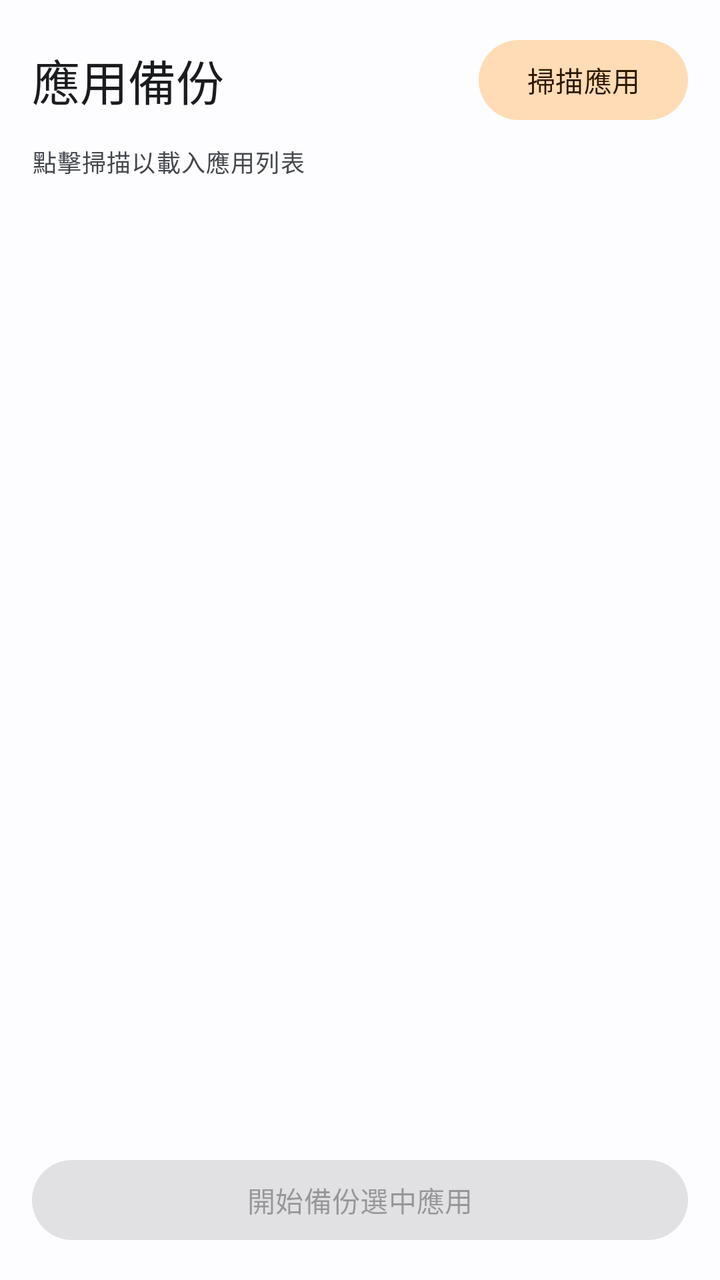
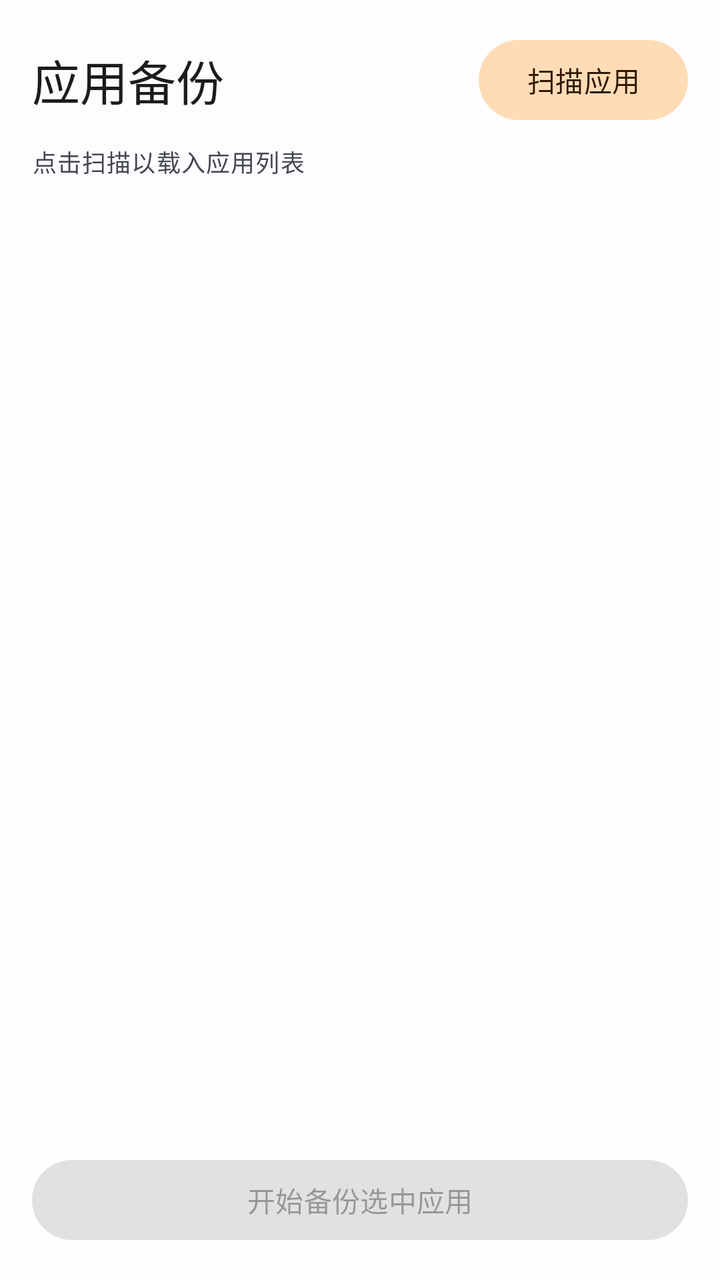

An Android layout rendered at two revisions. The XML below is the earlier revision; the diff shows what the commit changed to produce the second picture.
<!-- AndroidManifest.xml: application theme AppTheme -->
<!-- res/layout/fragment_backup.xml -->
<?xml version="1.0" encoding="utf-8"?>
<LinearLayout xmlns:android="http://schemas.android.com/apk/res/android"
    xmlns:app="http://schemas.android.com/apk/res-auto"
    android:layout_width="match_parent"
    android:layout_height="match_parent"
    android:orientation="vertical"
    android:padding="16dp"
    android:background="?attr/colorSurface">

    <LinearLayout
        android:layout_width="match_parent"
        android:layout_height="wrap_content"
        android:gravity="center_vertical"
        android:orientation="horizontal">

        <TextView
            android:layout_width="0dp"
            android:layout_height="wrap_content"
            android:layout_weight="1"
            android:text="應用備份"
            android:textAppearance="@style/TextAppearance.Material3.HeadlineSmall"
            android:textColor="?attr/colorOnSurface" />

        <com.google.android.material.button.MaterialButton
            android:id="@+id/scanButton"
            android:layout_width="wrap_content"
            android:layout_height="wrap_content"
            android:text="掃描應用"
            style="@style/Widget.Material3.Button.TonalButton" />
    </LinearLayout>

    <com.google.android.material.progressindicator.LinearProgressIndicator
        android:id="@+id/progressBar"
        android:layout_width="match_parent"
        android:layout_height="wrap_content"
        android:layout_marginTop="12dp"
        android:indeterminate="true"
        android:visibility="gone"
        app:indicatorColor="?attr/colorPrimary"
        app:trackColor="?attr/colorSurfaceVariant" />

    <TextView
        android:id="@+id/statusText"
        android:layout_width="match_parent"
        android:layout_height="wrap_content"
        android:layout_marginTop="8dp"
        android:text="點擊掃描以載入應用列表"
        android:textAppearance="@style/TextAppearance.Material3.BodySmall"
        android:textColor="?attr/colorOnSurfaceVariant" />

    <androidx.recyclerview.widget.RecyclerView
        android:id="@+id/appList"
        android:layout_width="match_parent"
        android:layout_height="0dp"
        android:layout_weight="1"
        android:layout_marginTop="12dp"
        android:clipToPadding="false"
        android:paddingBottom="8dp" />

    <com.google.android.material.button.MaterialButton
        android:id="@+id/backupButton"
        android:layout_width="match_parent"
        android:layout_height="wrap_content"
        android:layout_marginTop="12dp"
        android:enabled="false"
        android:text="開始備份選中應用"
        style="@style/Widget.Material3.Button" />

</LinearLayout>
<!-- resources referenced by this layout -->
<resources>
  <color name="primary">#1565C0</color>
  <color name="onPrimary">#FFFFFF</color>
  <color name="primaryContainer">#D1E4FF</color>
  <color name="onPrimaryContainer">#001D36</color>
  <color name="inverseSurface">#2F3033</color>
  <color name="secondary">#FF8F00</color>
  <color name="onSecondary">#FFFFFF</color>
  <color name="secondaryContainer">#FFDCB5</color>
  <color name="onSecondaryContainer">#2D1800</color>
  <color name="tertiary">#00796B</color>
  <color name="onTertiary">#FFFFFF</color>
  <color name="tertiaryContainer">#A7F0DE</color>
  <color name="onTertiaryContainer">#001F19</color>
  <color name="error">#BA1A1A</color>
  <color name="onError">#FFFFFF</color>
  <color name="errorContainer">#FFDAD6</color>
  <color name="onErrorContainer">#410002</color>
  <color name="background">#FDFCFF</color>
  <color name="onBackground">#1A1C1E</color>
  <color name="surface">#FDFCFF</color>
  <color name="onSurface">#1A1C1E</color>
  <color name="surfaceVariant">#DFE2EB</color>
  <color name="onSurfaceVariant">#43474E</color>
  <color name="inverseOnSurface">#F1F0F4</color>
  <color name="outline">#73777F</color>
  <color name="outlineVariant">#C3C6CF</color>
  <color name="surfaceContainerLowest">#FFFFFF</color>
  <color name="surfaceContainerLow">#F7F9FC</color>
  <color name="surfaceContainer">#F1F3F7</color>
  <color name="surfaceContainerHigh">#EBEDF1</color>
  <color name="surfaceContainerHighest">#E6E8EB</color>
  <!-- unchanged entries left out for length: 1 -->
</resources>

<!-- the commit's change to res/layout/fragment_backup.xml (unified diff, before → after) -->
@@ -17,7 +17,7 @@
             android:layout_width="0dp"
             android:layout_height="wrap_content"
             android:layout_weight="1"
-            android:text="應用備份"
+            android:text="应用备份"
             android:textAppearance="@style/TextAppearance.Material3.HeadlineSmall"
             android:textColor="?attr/colorOnSurface" />
 
@@ -25,7 +25,7 @@
             android:id="@+id/scanButton"
             android:layout_width="wrap_content"
             android:layout_height="wrap_content"
-            android:text="掃描應用"
+            android:text="扫描应用"
             style="@style/Widget.Material3.Button.TonalButton" />
     </LinearLayout>
 
@@ -44,7 +44,7 @@
         android:layout_width="match_parent"
         android:layout_height="wrap_content"
         android:layout_marginTop="8dp"
-        android:text="點擊掃描以載入應用列表"
+        android:text="点击扫描以载入应用列表"
         android:textAppearance="@style/TextAppearance.Material3.BodySmall"
         android:textColor="?attr/colorOnSurfaceVariant" />
 
@@ -63,7 +63,7 @@
         android:layout_height="wrap_content"
         android:layout_marginTop="12dp"
         android:enabled="false"
-        android:text="開始備份選中應用"
+        android:text="开始备份选中应用"
         style="@style/Widget.Material3.Button" />
 
 </LinearLayout>
